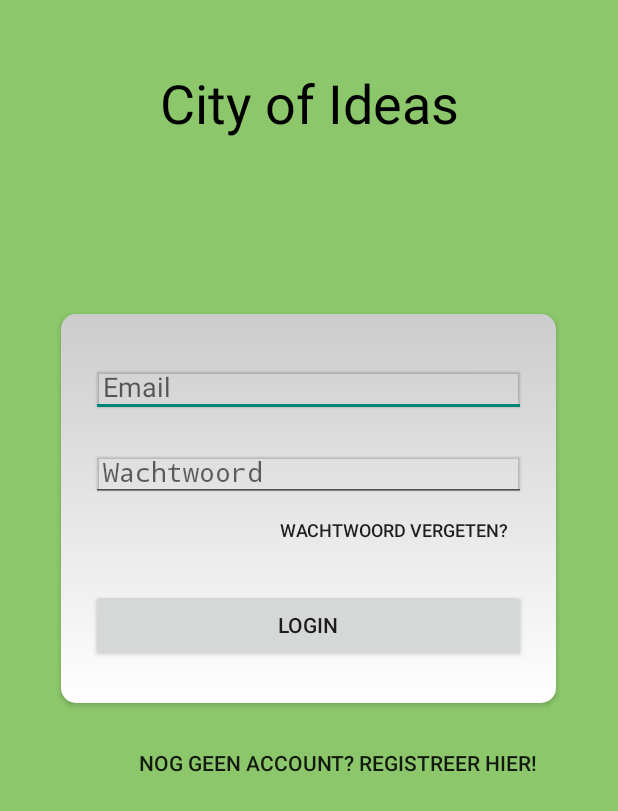
After one commit to YeetIntoOblivion/TreeCompany_Android, an Android app: the layout activity_login.xml on its own in the app's theme, with its tools: preview values and no code run, on a phone screen of 412 x 824 dp. The commit adds this screen. Shown: the top 811 px of the screen. Run offline under Robolectric (Android 15) with nearby library versions, the phone set to English and light mode, and no system bars.

Commit message:
Layout login done

```diff
--- a/app/src/main/AndroidManifest.xml
+++ b/app/src/main/AndroidManifest.xml
@@ -1,6 +1,9 @@
 <?xml version="1.0" encoding="utf-8"?>
 <manifest xmlns:android="http://schemas.android.com/apk/res/android"
           package="com.spanishinquisition.treecompany">
+
+    <uses-permission android:name="android.permission.INTERNET"/>
+    <uses-permission android:name="android.permission.ACCESS_NETWORK_STATE"/>
 
     <application
             android:allowBackup="true"
@@ -9,6 +12,8 @@
             android:roundIcon="@mipmap/ic_launcher_round"
             android:supportsRtl="true"
             android:theme="@style/AppTheme">
+        <activity android:name=".LoginActivity">
+        </activity>
         <activity android:name=".HomeScreenActivity">
         </activity>
         <activity
--- /dev/null
+++ b/app/src/main/java/com/spanishinquisition/treecompany/LoginActivity.kt
@@ -0,0 +1,12 @@
+package com.spanishinquisition.treecompany
+
+import androidx.appcompat.app.AppCompatActivity
+import android.os.Bundle
+
+class LoginActivity : AppCompatActivity() {
+
+    override fun onCreate(savedInstanceState: Bundle?) {
+        super.onCreate(savedInstanceState)
+        setContentView(R.layout.activity_login)
+    }
+}
--- /dev/null
+++ b/app/src/main/res/drawable/rounded_corner.xml
@@ -0,0 +1,25 @@
+<?xml version="1.0" encoding="utf-8"?>
+<shape
+        xmlns:android="http://schemas.android.com/apk/res/android"
+        android:shape="rectangle">
+    <solid
+            android:color="#ffffff" >
+    </solid>
+
+    <padding
+            android:left="4dp"
+            android:top="4dp"
+            android:right="4dp"
+            android:bottom="4dp"    >
+    </padding>
+
+    <corners
+            android:radius="10dp"   >
+    </corners>
+
+    <gradient
+            android:startColor="#ffffff"
+            android:endColor="#cccccc"
+            android:angle="90" />
+
+</shape>
--- /dev/null
+++ b/app/src/main/res/layout/activity_login.xml
@@ -0,0 +1,77 @@
+<?xml version="1.0" encoding="utf-8"?>
+<androidx.constraintlayout.widget.ConstraintLayout
+        xmlns:android="http://schemas.android.com/apk/res/android"
+        xmlns:tools="http://schemas.android.com/tools"
+        xmlns:app="http://schemas.android.com/apk/res-auto"
+        android:layout_width="match_parent"
+        android:layout_height="match_parent"
+        tools:context=".LoginActivity"
+        android:background="@color/colorLogin">
+
+    <TextView
+            android:text="@string/city_of_ideas"
+            android:layout_width="wrap_content"
+            android:layout_height="wrap_content"
+            android:id="@+id/loginTitle" app:layout_constraintStart_toStartOf="parent"
+            android:layout_marginStart="8dp"
+            android:layout_marginTop="44dp" app:layout_constraintTop_toTopOf="parent"
+            app:layout_constraintEnd_toEndOf="parent" android:layout_marginEnd="8dp"
+            android:textSize="36sp" android:textColor="@android:color/black"/>
+
+    <Button
+            android:text="@string/startup_register_btn"
+            android:layout_width="wrap_content"
+            android:layout_height="wrap_content"
+            android:id="@+id/registerBtn"
+            style="?android:attr/borderlessButtonStyle" android:layout_marginTop="16dp"
+            app:layout_constraintTop_toBottomOf="@+id/loginLL"
+            app:layout_constraintEnd_toEndOf="@+id/loginLL"/>
+    <LinearLayout
+            android:orientation="vertical"
+            android:layout_width="330dp"
+            android:layout_height="wrap_content" app:layout_constraintTop_toTopOf="parent"
+            app:layout_constraintStart_toStartOf="parent" app:layout_constraintBottom_toBottomOf="parent"
+            app:layout_constraintEnd_toEndOf="parent"
+            android:background="@drawable/rounded_corner" android:layout_marginBottom="32dp"
+            android:layout_marginTop="32dp" android:layout_marginStart="32dp" android:layout_marginEnd="32dp"
+            android:id="@+id/loginLL" app:layout_constraintHorizontal_bias="0.47"
+            app:layout_constraintVertical_bias="0.354" android:elevation="2dp">
+        <EditText
+                android:layout_width="match_parent"
+                android:layout_height="match_parent"
+                android:inputType="textWebEmailAddress"
+                android:ems="10"
+                android:id="@+id/loginEmailEv"
+                android:hint="@string/login_email"
+                android:padding="8dp"
+                android:layout_marginStart="16dp" android:layout_marginEnd="16dp"
+                android:layout_marginTop="24dp" android:elevation="1dp"/>
+        <EditText
+                android:layout_width="match_parent"
+                android:layout_height="match_parent"
+                android:inputType="textWebPassword"
+                android:ems="10"
+                android:id="@+id/loginPasswordEv"
+                android:hint="@string/login_password"
+                android:padding="8dp"
+                android:layout_marginTop="16dp"
+                android:layout_marginEnd="16dp" android:layout_marginStart="16dp" android:elevation="1dp"/>
+        <Button
+                android:text="@string/forgot_password_btn"
+                android:layout_width="290dp"
+                android:layout_height="34dp"
+                android:id="@+id/loginForgotBtn" android:layout_marginStart="16dp"
+                android:layout_marginEnd="16dp" android:elevation="2dp"
+                style="?android:attr/borderlessButtonStyle"
+                android:textSize="12sp"
+        android:textAlignment="textEnd"/>
+        <Button
+                android:text="@string/login_tv"
+                android:layout_width="match_parent"
+                android:layout_height="match_parent"
+                android:id="@+id/loginBtn" android:layout_marginTop="24dp"
+                app:layout_constraintTop_toBottomOf="@+id/loginPasswordEv" android:layout_marginStart="16dp"
+                android:layout_marginEnd="16dp" android:layout_marginBottom="24dp"
+                app:layout_constraintVertical_bias="0.0" android:elevation="2dp"/>
+    </LinearLayout>
+</androidx.constraintlayout.widget.ConstraintLayout>
--- a/app/src/main/res/values/colors.xml
+++ b/app/src/main/res/values/colors.xml
@@ -3,6 +3,7 @@
     <color name="colorPrimary">#187f1a</color>
     <color name="colorPrimaryDark">#166b18</color>
     <color name="colorAccent">#239B27</color>
+    <color name="colorLogin">#8CC76B</color>
 
     <color name="black_overlay">#66000000</color>
 </resources>
--- a/app/src/main/res/values/strings.xml
+++ b/app/src/main/res/values/strings.xml
@@ -17,5 +17,10 @@
     <string name="title_activity_home">HomeActivity</string>
     <string name="dummy_button">Dummy Button</string>
     <string name="dummy_content">DUMMY\nCONTENT</string>
+    <string name="login_email">Email</string>
+    <string name="login_password">Wachtwoord</string>
+    <string name="login_tv">Login</string>
+    <string name="startup_register_btn">Nog geen account? Registreer hier!</string>
+    <string name="forgot_password_btn">Wachtwoord vergeten?</string>
 
 </resources>
--- a/build.gradle
+++ b/build.gradle
@@ -8,7 +8,7 @@ buildscript {
 
     }
     dependencies {
-        classpath 'com.android.tools.build:gradle:3.3.0'
+        classpath 'com.android.tools.build:gradle:3.4.0'
         classpath "org.jetbrains.kotlin:kotlin-gradle-plugin:$kotlin_version"
 
         // NOTE: Do not place your application dependencies here; they belong
```
Also changed, not shown: gradle/wrapper/gradle-wrapper.properties.
